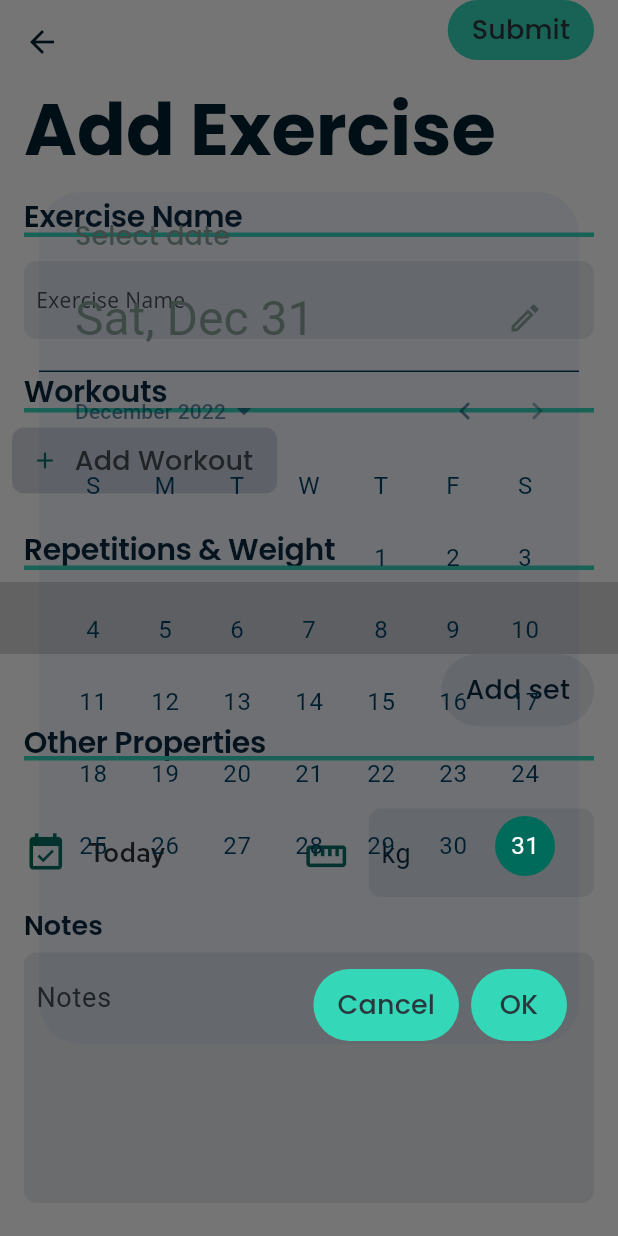
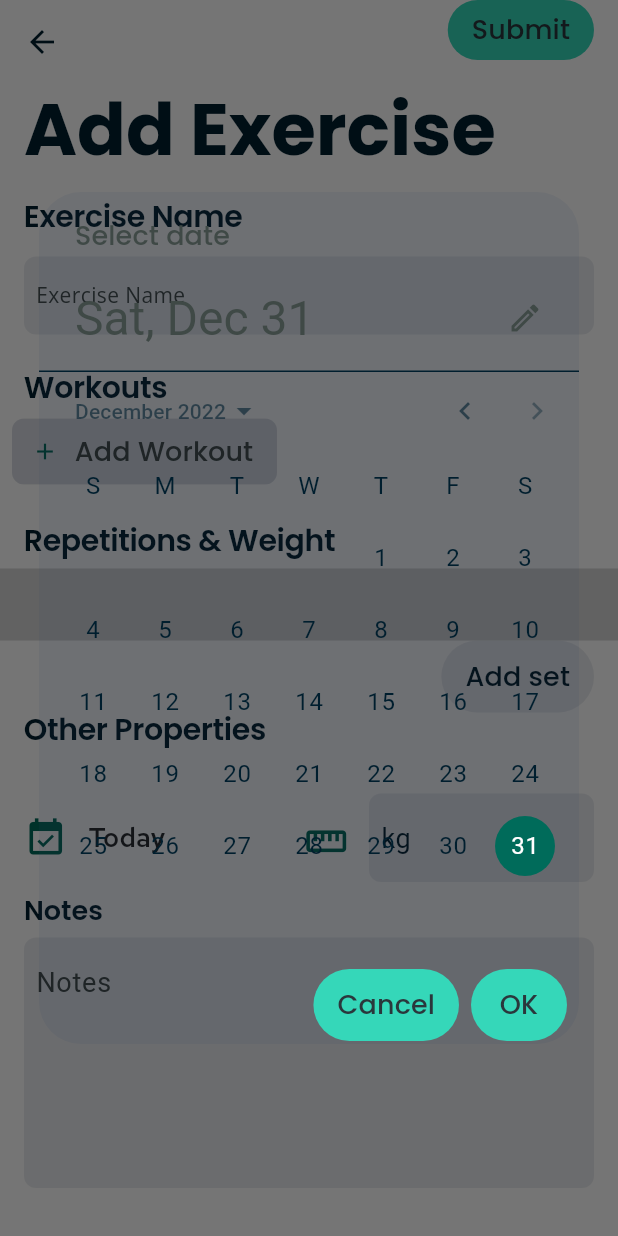
Before and after one commit to M4TTRX/spotme, a Flutter app: the AddExerciseView screen opened directly with empty values, after a tap on "Today", on a phone screen of 412 x 824 dp. Run offline on Flutter 3.47's test engine with Material 2 defaults, Android fonts, the light colour scheme and no system bars; our stand-ins replace cloud_firestore, firebase_auth, firebase_core, flutter_spinkit, google_fonts, modal_bottom_sheet and 2 more; missing offline and left inert: firebase_ui_auth; accounts and stored records are empty.

Commit message:
feat: minor visual changes on list headers

```diff
--- a/lib/views/activity/activity_view.dart
+++ b/lib/views/activity/activity_view.dart
@@ -53,7 +53,7 @@ class _ActivityViewState extends State<ActivityView> {
           Container(
             width: MediaQuery.of(context).size.width * 1,
             child: Text(
-              "You have no activity! \n WTF bro! STOP SLACKING! START GRINDING!",
+              "You have no activity yet...",
               textAlign: TextAlign.center,
             ),
           ),
--- a/lib/views/add_progress/add_exercise_view.dart
+++ b/lib/views/add_progress/add_exercise_view.dart
@@ -98,12 +98,7 @@ class _AddExerciseViewState extends State<AddExerciseView> {
                   Text(
                     "Exercise Name",
                     style: Theme.of(context).textTheme.headline1,
-                  ),
-                  Divider(
-                    thickness: LayoutValues.DIVIDER_THICKNESS,
-                    height: LayoutValues.DIVIDER_THICKNESS,
-                    color: primaryColor,
-                  ),
+                    ),
                   Container(
                     height: 16,
                   ),
@@ -126,11 +121,6 @@ class _AddExerciseViewState extends State<AddExerciseView> {
                       "Workouts",
                       style: Theme.of(context).textTheme.headline1,
                     ),
-                    Divider(
-                      thickness: LayoutValues.DIVIDER_THICKNESS,
-                      height: LayoutValues.DIVIDER_THICKNESS,
-                      color: primaryColor,
-                    ),
                     Container(
                       height: LayoutValues.SMALL,
                     ),
@@ -151,11 +141,6 @@ class _AddExerciseViewState extends State<AddExerciseView> {
                     "Repetitions & Weight",
                     style: Theme.of(context).textTheme.headline1,
                   ),
-                  Divider(
-                    thickness: LayoutValues.DIVIDER_THICKNESS,
-                    height: LayoutValues.DIVIDER_THICKNESS,
-                    color: primaryColor,
-                  ),
                   Container(
                     height: LayoutValues.SMALL,
                   ),
@@ -174,11 +159,6 @@ class _AddExerciseViewState extends State<AddExerciseView> {
                   Text(
                     "Other Properties",
                     style: Theme.of(context).textTheme.headline1,
-                  ),
-                  Divider(
-                    thickness: LayoutValues.DIVIDER_THICKNESS,
-                    height: 1,
-                    color: primaryColor,
                   ),
                   SizedBox(
                     height: 32,
--- a/lib/views/shared/list_header.dart
+++ b/lib/views/shared/list_header.dart
@@ -18,6 +18,9 @@ class ListHeader extends StatelessWidget {
           text,
           style: Theme.of(context).textTheme.headline1,
         ),
+        SizedBox(
+          height: LayoutValues.SMALLER,
+        ),
         Divider(
           thickness: LayoutValues.DIVIDER_THICKNESS,
           height: LayoutValues.DIVIDER_THICKNESS,
```
